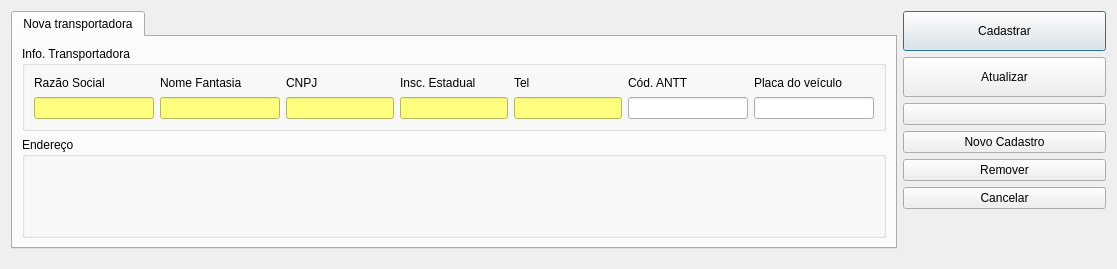
Above: cadastrotransportadora.ui from lellisls/ERP-STACCATO before the change. Below: the same form after it.
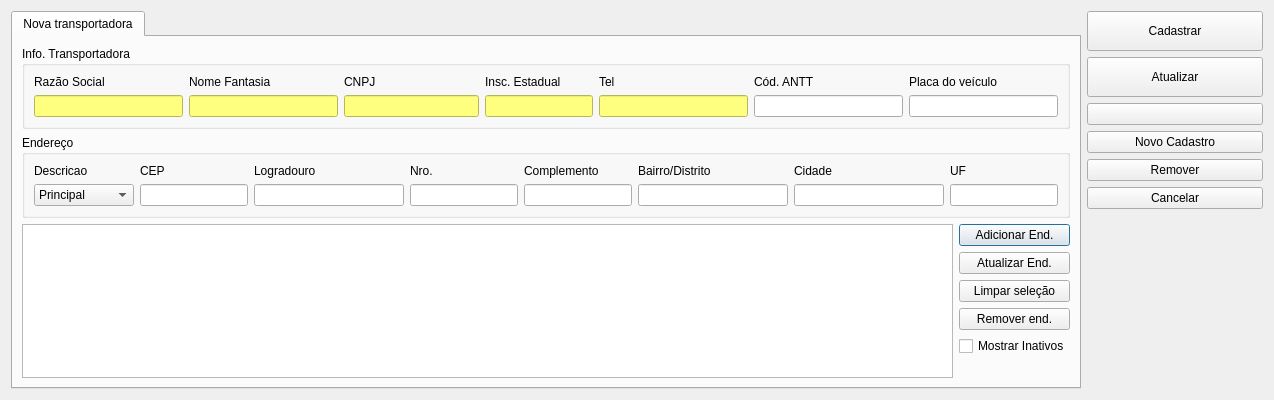
That is the form after the change. Icons and pictures are not drawn. Custom widgets are drawn as their Qt base class.

Commit message: Refatorado endereços em CadastroTransportadora

The edit to the form file:
```diff
--- a/cadastrotransportadora.ui
+++ b/cadastrotransportadora.ui
@@ -9,8 +9,8 @@
    <rect>
     <x>0</x>
     <y>0</y>
-    <width>1117</width>
-    <height>269</height>
+    <width>1274</width>
+    <height>400</height>
    </rect>
   </property>
   <property name="windowTitle">
@@ -19,86 +19,8 @@
   <property name="locale">
    <locale language="Portuguese" country="Brazil"/>
   </property>
-  <layout class="QGridLayout" name="gridLayout">
-   <item row="1" column="1" rowspan="2">
-    <layout class="QVBoxLayout" name="verticalLayout_3">
-     <item>
-      <widget class="QPushButton" name="pushButtonCadastrar">
-       <property name="minimumSize">
-        <size>
-         <width>0</width>
-         <height>40</height>
-        </size>
-       </property>
-       <property name="text">
-        <string>Cadastrar</string>
-       </property>
-      </widget>
-     </item>
-     <item>
-      <widget class="QPushButton" name="pushButtonAtualizar">
-       <property name="minimumSize">
-        <size>
-         <width>0</width>
-         <height>40</height>
-        </size>
-       </property>
-       <property name="text">
-        <string>Atualizar</string>
-       </property>
-      </widget>
-     </item>
-     <item>
-      <widget class="QPushButton" name="pushButtonBuscar">
-       <property name="text">
-        <string/>
-       </property>
-       <property name="icon">
-        <iconset resource="qrs/resources.qrc">
-         <normaloff>:/search.png</normaloff>:/search.png</iconset>
-       </property>
-      </widget>
-     </item>
-     <item>
-      <widget class="QPushButton" name="pushButtonNovoCad">
-       <property name="text">
-        <string>Novo Cadastro</string>
-       </property>
-       <property name="autoDefault">
-        <bool>false</bool>
-       </property>
-      </widget>
-     </item>
-     <item>
-      <widget class="QPushButton" name="pushButtonRemover">
-       <property name="text">
-        <string>Remover</string>
-       </property>
-      </widget>
-     </item>
-     <item>
-      <widget class="QPushButton" name="pushButtonCancelar">
-       <property name="text">
-        <string>Cancelar</string>
-       </property>
-      </widget>
-     </item>
-     <item>
-      <spacer name="verticalSpacer">
-       <property name="orientation">
-        <enum>Qt::Vertical</enum>
-       </property>
-       <property name="sizeHint" stdset="0">
-        <size>
-         <width>20</width>
-         <height>40</height>
-        </size>
-       </property>
-      </spacer>
-     </item>
-    </layout>
-   </item>
-   <item row="1" column="0">
+  <layout class="QGridLayout" name="gridLayout_4">
+   <item row="0" column="0">
     <widget class="QTabWidget" name="tabWidget">
      <property name="sizePolicy">
       <sizepolicy hsizetype="Preferred" vsizetype="Preferred">
@@ -113,30 +35,33 @@
       <attribute name="title">
        <string>Nova transportadora</string>
       </attribute>
-      <layout class="QGridLayout" name="gridLayout_4">
-       <item row="1" column="0">
-        <widget class="QGroupBox" name="groupBox_2">
-         <property name="title">
-          <string>Endereço</string>
+      <layout class="QGridLayout" name="gridLayout">
+       <item row="3" column="0">
+        <widget class="QTableView" name="tableEndereco">
+         <property name="sizeAdjustPolicy">
+          <enum>QAbstractScrollArea::AdjustToContents</enum>
          </property>
-         <layout class="QGridLayout" name="gridLayout_7">
-          <item row="0" column="0" colspan="2">
-           <widget class="WidgetEndereco" name="widgetEnd" native="true">
-            <property name="minimumSize">
-             <size>
-              <width>0</width>
-              <height>60</height>
-             </size>
-            </property>
-            <property name="focusPolicy">
-             <enum>Qt::NoFocus</enum>
-            </property>
-           </widget>
-          </item>
-         </layout>
+         <property name="editTriggers">
+          <set>QAbstractItemView::NoEditTriggers</set>
+         </property>
+         <property name="tabKeyNavigation">
+          <bool>false</bool>
+         </property>
+         <property name="alternatingRowColors">
+          <bool>true</bool>
+         </property>
+         <property name="selectionMode">
+          <enum>QAbstractItemView::SingleSelection</enum>
+         </property>
+         <property name="selectionBehavior">
+          <enum>QAbstractItemView::SelectRows</enum>
+         </property>
+         <attribute name="horizontalHeaderStretchLastSection">
+          <bool>false</bool>
+         </attribute>
         </widget>
        </item>
-       <item row="0" column="0">
+       <item row="0" column="0" colspan="2">
         <widget class="QGroupBox" name="groupBox_7">
          <property name="title">
           <string>Info. Transportadora</string>
@@ -291,24 +216,352 @@
          </layout>
         </widget>
        </item>
+       <item row="3" column="1">
+        <layout class="QVBoxLayout" name="verticalLayout">
+         <item>
+          <widget class="QPushButton" name="pushButtonAdicionarEnd">
+           <property name="text">
+            <string>Adicionar End.</string>
+           </property>
+          </widget>
+         </item>
+         <item>
+          <widget class="QPushButton" name="pushButtonAtualizarEnd">
+           <property name="text">
+            <string>Atualizar End.</string>
+           </property>
+          </widget>
+         </item>
+         <item>
+          <widget class="QPushButton" name="pushButtonEndLimpar">
+           <property name="text">
+            <string>Limpar seleção</string>
+           </property>
+          </widget>
+         </item>
+         <item>
+          <widget class="QPushButton" name="pushButtonRemoverEnd">
+           <property name="text">
+            <string>Remover end.</string>
+           </property>
+          </widget>
+         </item>
+         <item>
+          <widget class="QCheckBox" name="checkBoxMostrarInativos">
+           <property name="text">
+            <string>Mostrar Inativos</string>
+           </property>
+           <property name="checkable">
+            <bool>true</bool>
+           </property>
+          </widget>
+         </item>
+         <item>
+          <spacer name="verticalSpacer_3">
+           <property name="orientation">
+            <enum>Qt::Vertical</enum>
+           </property>
+           <property name="sizeHint" stdset="0">
+            <size>
+             <width>20</width>
+             <height>40</height>
+            </size>
+           </property>
+          </spacer>
+         </item>
+        </layout>
+       </item>
+       <item row="2" column="0" colspan="2">
+        <widget class="QGroupBox" name="groupBox">
+         <property name="title">
+          <string>Endereço</string>
+         </property>
+         <layout class="QGridLayout" name="gridLayout_2">
+          <item row="0" column="0">
+           <widget class="QLabel" name="labelDescricao">
+            <property name="text">
+             <string>Descricao</string>
+            </property>
+           </widget>
+          </item>
+          <item row="0" column="1">
+           <widget class="QLabel" name="labelCEP">
+            <property name="text">
+             <string>CEP</string>
+            </property>
+           </widget>
+          </item>
+          <item row="0" column="2">
+           <widget class="QLabel" name="labelEndereco">
+            <property name="text">
+             <string>Logradouro</string>
+            </property>
+           </widget>
+          </item>
+          <item row="0" column="3">
+           <widget class="QLabel" name="labelNro">
+            <property name="text">
+             <string>Nro.</string>
+            </property>
+           </widget>
+          </item>
+          <item row="0" column="4">
+           <widget class="QLabel" name="labelComp">
+            <property name="text">
+             <string>Complemento</string>
+            </property>
+           </widget>
+          </item>
+          <item row="0" column="5">
+           <widget class="QLabel" name="labelBairro">
+            <property name="text">
+             <string>Bairro/Distrito</string>
+            </property>
+           </widget>
+          </item>
+          <item row="0" column="6">
+           <widget class="QLabel" name="labelCidade">
+            <property name="text">
+             <string>Cidade</string>
+            </property>
+           </widget>
+          </item>
+          <item row="0" column="7">
+           <widget class="QLabel" name="labelUF">
+            <property name="text">
+             <string>UF</string>
+            </property>
+           </widget>
+          </item>
+          <item row="1" column="0">
+           <widget class="QComboBox" name="comboBoxTipoEnd">
+            <property name="minimumSize">
+             <size>
+              <width>100</width>
+              <height>0</height>
+             </size>
+            </property>
+            <item>
+             <property name="text">
+              <string>Principal</string>
+             </property>
+            </item>
+            <item>
+             <property name="text">
+              <string>Faturamento</string>
+             </property>
+            </item>
+            <item>
+             <property name="text">
+              <string>Entrega</string>
+             </property>
+            </item>
+           </widget>
+          </item>
+          <item row="1" column="1">
+           <widget class="LineEditCEP" name="lineEditCEP">
+            <property name="sizePolicy">
+             <sizepolicy hsizetype="Minimum" vsizetype="Fixed">
+              <horstretch>0</horstretch>
+              <verstretch>0</verstretch>
+             </sizepolicy>
+            </property>
+            <property name="minimumSize">
+             <size>
+              <width>75</width>
+              <height>0</height>
+             </size>
+            </property>
+            <property name="maximumSize">
+             <size>
+              <width>16777215</width>
+              <height>16777215</height>
+             </size>
+            </property>
+            <property name="toolTip">
+             <string>&lt;html&gt;&lt;head/&gt;&lt;body&gt;&lt;p&gt;O sistema preenche o endereço automaticamente a partir do CEP&lt;/p&gt;&lt;/body&gt;&lt;/html&gt;</string>
+            </property>
+           </widget>
+          </item>
+          <item row="1" column="2">
+           <widget class="QLineEdit" name="lineEditLogradouro">
+            <property name="minimumSize">
+             <size>
+              <width>150</width>
+              <height>0</height>
+             </size>
+            </property>
+           </widget>
+          </item>
+          <item row="1" column="3">
+           <widget class="QLineEdit" name="lineEditNro">
+            <property name="minimumSize">
+             <size>
+              <width>50</width>
+              <height>0</height>
+             </size>
+            </property>
+            <property name="maximumSize">
+             <size>
+              <width>16777215</width>
+              <height>16777215</height>
+             </size>
+            </property>
+           </widget>
+          </item>
+          <item row="1" column="4">
+           <widget class="QLineEdit" name="lineEditComp">
+            <property name="minimumSize">
+             <size>
+              <width>75</width>
+              <height>0</height>
+             </size>
+            </property>
+            <property name="maximumSize">
+             <size>
+              <width>16777215</width>
+              <height>16777215</height>
+             </size>
+            </property>
+            <property name="styleSheet">
+             <string notr="true"/>
+            </property>
+           </widget>
+          </item>
+          <item row="1" column="5">
+           <widget class="QLineEdit" name="lineEditBairro">
+            <property name="minimumSize">
+             <size>
+              <width>150</width>
+              <height>0</height>
+             </size>
+            </property>
+           </widget>
+          </item>
+          <item row="1" column="6">
+           <widget class="QLineEdit" name="lineEditCidade">
+            <property name="minimumSize">
+             <size>
+              <width>150</width>
+              <height>0</height>
+             </size>
+            </property>
+           </widget>
+          </item>
+          <item row="1" column="7">
+           <widget class="QLineEdit" name="lineEditUF">
+            <property name="minimumSize">
+             <size>
+              <width>35</width>
+              <height>0</height>
+             </size>
+            </property>
+            <property name="maximumSize">
+             <size>
+              <width>16777215</width>
+              <height>16777215</height>
+             </size>
+            </property>
+           </widget>
+          </item>
+         </layout>
+        </widget>
+       </item>
       </layout>
      </widget>
     </widget>
    </item>
+   <item row="0" column="1">
+    <layout class="QVBoxLayout" name="verticalLayout_3">
+     <item>
+      <widget class="QPushButton" name="pushButtonCadastrar">
+       <property name="minimumSize">
+        <size>
+         <width>0</width>
+         <height>40</height>
+        </size>
+       </property>
+       <property name="text">
+        <string>Cadastrar</string>
+       </property>
+      </widget>
+     </item>
+     <item>
+      <widget class="QPushButton" name="pushButtonAtualizar">
+       <property name="minimumSize">
+        <size>
+         <width>0</width>
+         <height>40</height>
+        </size>
+       </property>
+       <property name="text">
+        <string>Atualizar</string>
+       </property>
+      </widget>
+     </item>
+     <item>
+      <widget class="QPushButton" name="pushButtonBuscar">
+       <property name="text">
+        <string/>
+       </property>
+       <property name="icon">
+        <iconset resource="qrs/resources.qrc">
+         <normaloff>:/search.png</normaloff>:/search.png</iconset>
+       </property>
+      </widget>
+     </item>
+     <item>
+      <widget class="QPushButton" name="pushButtonNovoCad">
+       <property name="text">
+        <string>Novo Cadastro</string>
+       </property>
+       <property name="autoDefault">
+        <bool>false</bool>
+       </property>
+      </widget>
+     </item>
+     <item>
+      <widget class="QPushButton" name="pushButtonRemover">
+       <property name="text">
+        <string>Remover</string>
+       </property>
+      </widget>
+     </item>
+     <item>
+      <widget class="QPushButton" name="pushButtonCancelar">
+       <property name="text">
+        <string>Cancelar</string>
+       </property>
+      </widget>
+     </item>
+     <item>
+      <spacer name="verticalSpacer">
+       <property name="orientation">
+        <enum>Qt::Vertical</enum>
+       </property>
+       <property name="sizeHint" stdset="0">
+        <size>
+         <width>20</width>
+         <height>40</height>
+        </size>
+       </property>
+      </spacer>
+     </item>
+    </layout>
+   </item>
   </layout>
  </widget>
  <customwidgets>
+  <customwidget>
+   <class>LineEditCEP</class>
+   <extends>QLineEdit</extends>
+   <header>lineeditcep.h</header>
+  </customwidget>
   <customwidget>
    <class>LineEditTel</class>
    <extends>QLineEdit</extends>
    <header>lineedittel.h</header>
   </customwidget>
-  <customwidget>
-   <class>WidgetEndereco</class>
-   <extends>QWidget</extends>
-   <header>widgetendereco.h</header>
-   <container>1</container>
-  </customwidget>
  </customwidgets>
  <tabstops>
   <tabstop>lineEditRazaoSocial</tabstop>
```
The commit also changes 2 other files.
